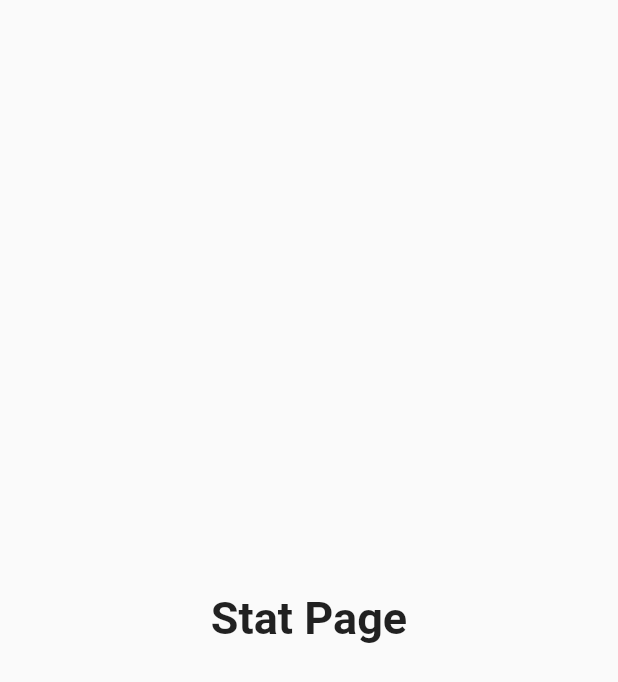
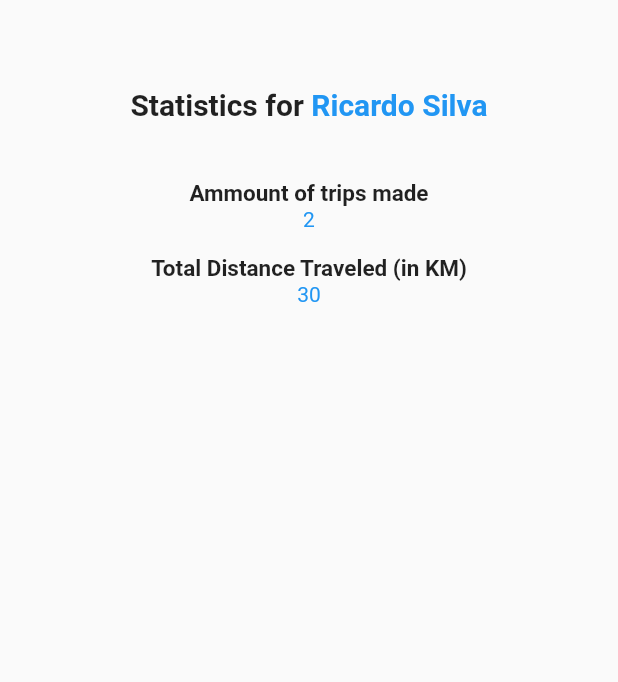
Before and after one commit to RodrigoSantosgit/TripFinder, a Flutter app: the Stat screen opened directly, on a phone screen of 412 x 824 dp. Shown: the top 682 px of the screen. Run offline on Flutter 3.47's test engine with Material 2 defaults, Android fonts, the phone set to English and light mode, and no system bars; network calls fail.

Commit message:
some info added on stat page

```diff
--- a/tripfinder/lib/main.dart
+++ b/tripfinder/lib/main.dart
@@ -11,6 +11,7 @@ import 'package:flutter/material.dart';
 import 'package:tripfinder/profile.dart';
 import 'package:tripfinder/trippage.dart';
 import 'package:tripfinder/trips.dart';
+import 'package:tripfinder/user.dart';
 
 void main() => runApp(const MyApp());
 
@@ -39,12 +40,35 @@ class MyNavBar extends StatefulWidget {
 
 /// This is the private State class that goes with MyStatefulWidget.
 class _MyNavBar extends State<MyNavBar> {
+
   int _selectedIndex = 0;
-  static const List<Widget> _widgetOptions = <Widget>[
-    Home(title: 'Home'),
-    Stat(title: 'Stats'),
-    Notification(title: 'Notification'),
-    Profile(title: 'Profile'),
+  static final List<Widget> _widgetOptions = <Widget>[
+    const Home(title: 'Home'),
+    Stat(user: Users(1, "Ricardo Silva", "ricardo@hotmail.com","password", "https://i.imgur.com/xZ6Ahkx.jpg",
+        [Trips(2, 10, "Salinas",
+            "Visita ás Salinas de Aveiro",
+            "content2",
+            "https://upload.wikimedia.org/wikipedia/commons/thumb/7/7c/Aveiro-Marais_salants-1967_07_29_29.jpg/1200px-Aveiro-Marais_salants-1967_07_29_29.jpg"
+        ),
+          Trips(3, 20, "Gastronomia",
+              "Visita ás melhores ofertas gastronómicas de Aveiro",
+              "content3",
+              "https://media-cdn.tripadvisor.com/media/photo-s/0d/43/90/9b/polvo-a-lagareiro.jpg"
+          )])
+    ),
+    const Notification(title: 'Notification'),
+    Profile(user: Users(1, "Ricardo Silva", "ricardo@hotmail.com","password", "https://i.imgur.com/xZ6Ahkx.jpg",
+        [Trips(2, 10, "Salinas",
+            "Visita ás Salinas de Aveiro",
+            "content2",
+            "https://upload.wikimedia.org/wikipedia/commons/thumb/7/7c/Aveiro-Marais_salants-1967_07_29_29.jpg/1200px-Aveiro-Marais_salants-1967_07_29_29.jpg"
+        ),
+          Trips(3, 20, "Gastronomia",
+              "Visita ás melhores ofertas gastronómicas de Aveiro",
+              "content3",
+              "https://media-cdn.tripadvisor.com/media/photo-s/0d/43/90/9b/polvo-a-lagareiro.jpg"
+          )])
+    ),
   ];
 
   void _onItemTapped(int index) {
@@ -103,17 +127,17 @@ class Home extends StatefulWidget {
 class _Home extends State<Home> {
 
   List<Trips> lTrips = [
-    Trips(1, "Ria de Aveiro",
+    Trips(1, 15,"Ria de Aveiro",
       "Passeio ao longo da Ria de Aveiro",
       "Passeio ao longo da Ria de Aveiro, desfrute desta maravilhosa experiência passando por diversos locais de interesse em Aveiro como o Fórum e a Praça do Peixe.",
       "https://i2.wp.com/www.portugalnummapa.com/wp-content/uploads/2015/02/moliceiros-na-ria-de-aveiro-e1424799989448.jpg?fit=700%2C498&ssl=1"
     ),
-    Trips(2, "Salinas",
+    Trips(2, 10, "Salinas",
       "Visita ás Salinas de Aveiro",
       "content2",
       "https://upload.wikimedia.org/wikipedia/commons/thumb/7/7c/Aveiro-Marais_salants-1967_07_29_29.jpg/1200px-Aveiro-Marais_salants-1967_07_29_29.jpg"
     ),
-    Trips(3, "Gastronomia",
+    Trips(3, 20, "Gastronomia",
       "Visita ás melhores ofertas gastronómicas de Aveiro",
       "content3",
       "https://media-cdn.tripadvisor.com/media/photo-s/0d/43/90/9b/polvo-a-lagareiro.jpg"
@@ -319,29 +343,80 @@ class _Home extends State<Home> {
 }
 
 class Stat extends StatefulWidget {
-  const Stat({Key? key, required this.title}) : super(key: key);
+  const Stat({Key? key, required this.user}) : super(key: key);
 
-  final String title;
+  final Users user;
 
   @override
-  State<Stat> createState() => _Stat();
+  State<Stat> createState() => _Stat(user);
 }
 
 class _Stat extends State<Stat> {
 
-  static const TextStyle optionStyle =
-  TextStyle(fontSize: 30, fontWeight: FontWeight.bold);
+  static const TextStyle headerStyle =
+  TextStyle(fontSize: 20, fontWeight: FontWeight.bold);
+
+  static const TextStyle headerNameStyle =
+  TextStyle(fontSize: 20, fontWeight: FontWeight.bold, color: Colors.blue);
+
+  static const TextStyle typeStyle =
+  TextStyle(fontSize: 15, fontWeight: FontWeight.bold);
+
+  static const TextStyle valueStyle =
+  TextStyle(color: Colors.blue);
+
+  _Stat(this.user);
+  final Users user;
 
   @override
   Widget build(BuildContext context){
-    return const Scaffold(
+    return Scaffold(
       body: Padding(
-        padding: EdgeInsets.all(20.0),
-        child: Align(
-          child: Text(
-            'Stat Page',
-            style: optionStyle,
-          ),
+        padding: const EdgeInsets.all(20.0),
+        child: Column(
+          children: [
+            SizedBox(
+                height:100,
+                child: Row(
+                  children: [
+                    Spacer(),
+                    const Text(
+                      'Statistics for ',
+                      style: headerStyle,
+                    ),
+                    Text(
+                        user.name,
+                        style: headerNameStyle
+                    ),
+                    Spacer()
+                  ],
+                )
+            ),
+            SizedBox(
+                height:100,
+                child: Column(
+                    children: <Widget>[
+                      const Text(
+                        'Ammount of trips made',
+                        style: typeStyle,
+                      ),
+                      Text(
+                        (user.trips).length.toString(),
+                        style: valueStyle,
+                      ),
+                      const Text(''),
+                      const Text(
+                          'Total Distance Traveled (in KM)',
+                          style: typeStyle
+                      ),
+                      Text(
+                          DistanceSum(user.trips).toString(),
+                          style: valueStyle
+                      )
+                    ]
+                )
+            ),
+          ],
         ),
       ),
     );
@@ -377,3 +452,12 @@ class _Notification extends State<Notification> {
     );
   }
 }
+
+int DistanceSum(List<Trips> trips){
+
+  int sum = 0;
+  for(int i=0;i< trips.length;i++){
+    sum += trips[i].distance;
+  }
+  return sum;
+}
--- a/tripfinder/lib/profile.dart
+++ b/tripfinder/lib/profile.dart
@@ -5,12 +5,12 @@ import 'package:tripfinder/user.dart';
 import 'mytriplist.dart';
 
 class Profile extends StatefulWidget {
-  const Profile({Key? key, required this.title}) : super(key: key);
+  const Profile({Key? key, required this.user}) : super(key: key);
 
-  final String title;
+  final Users user;
 
   @override
-  State<Profile> createState() => _Profile();
+  State<Profile> createState() => _Profile(user);
 }
 
 class _Profile extends State<Profile> {
@@ -29,17 +29,8 @@ class _Profile extends State<Profile> {
       textStyle: const TextStyle(fontSize: 15), minimumSize: const Size(150, 30),
       primary: Colors.blue, onPrimary: Colors.white);
 
-  Users user = Users(1, "Ricardo Silva", "ricardo@hotmail.com","password", "https://i.imgur.com/xZ6Ahkx.jpg",
-      [Trips(2, "Salinas",
-          "Visita ás Salinas de Aveiro",
-          "content2",
-          "https://upload.wikimedia.org/wikipedia/commons/thumb/7/7c/Aveiro-Marais_salants-1967_07_29_29.jpg/1200px-Aveiro-Marais_salants-1967_07_29_29.jpg"
-      ),
-        Trips(3, "Gastronomia",
-            "Visita ás melhores ofertas gastronómicas de Aveiro",
-            "content3",
-            "https://media-cdn.tripadvisor.com/media/photo-s/0d/43/90/9b/polvo-a-lagareiro.jpg"
-        )]);
+  _Profile(this.user);
+  final Users user;
 
   @override
   Widget build(BuildContext context){
--- a/tripfinder/lib/trips.dart
+++ b/tripfinder/lib/trips.dart
@@ -2,7 +2,7 @@
 /// ***************** TRIPS ************************
 /// ************************************************
 class Trips {
-  int id;
+  int id, distance;
   String title, contentShort, contentFull, imageurl;
-  Trips(this.id, this.title, this.contentShort, this.contentFull, this.imageurl);
+  Trips(this.id, this.distance, this.title, this.contentShort, this.contentFull, this.imageurl);
 }
```
